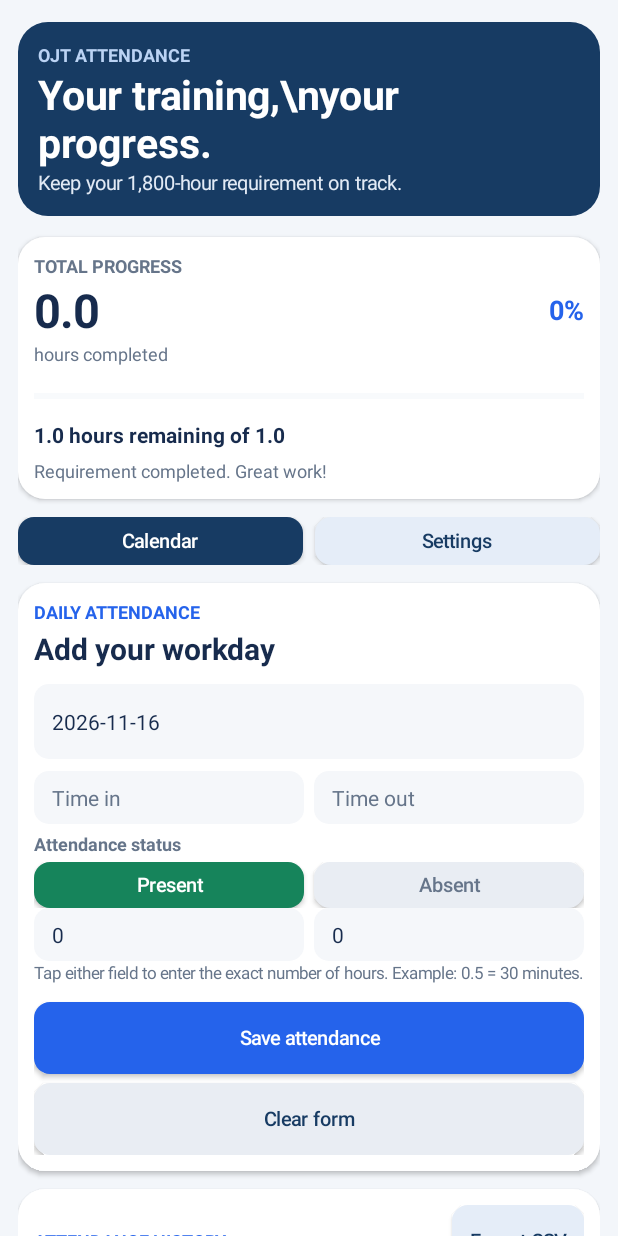
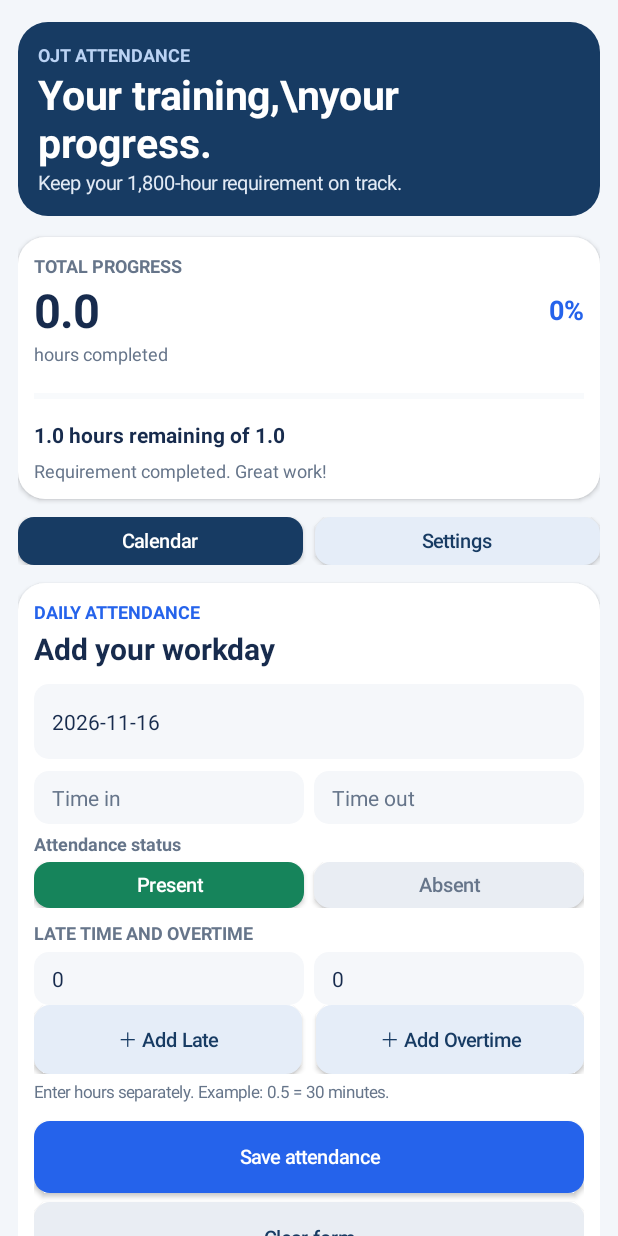
Before and after one commit to gigantolaurence3-ai/OJT-Attendance-Tracker, an Android app: the screen it shows after launch (MainActivity), on a phone screen of 412 x 824 dp. Run offline under Robolectric (Android 15) with nearby library versions, the phone set to English and light mode, and no system bars; 9 statements that could not run were skipped.

Commit message:
Add dedicated buttons for late time and overtime entry

```diff
--- a/app/src/main/java/com/laurence/ojtattendance/MainActivity.kt
+++ b/app/src/main/java/com/laurence/ojtattendance/MainActivity.kt
@@ -134,15 +134,26 @@ class MainActivity : Activity() {
         statusRow.addView(presentButton, LinearLayout.LayoutParams(0, 46, 1f).apply { rightMargin = 5 })
         statusRow.addView(absentButton, LinearLayout.LayoutParams(0, 46, 1f).apply { leftMargin = 5 })
         form.addView(statusRow)
+        form.addView(text("LATE TIME AND OVERTIME", 12f, muted, true), params(top = 8, bottom = 5))
         val extras = LinearLayout(this).apply { orientation = LinearLayout.HORIZONTAL }
         lateField = field("Late hours", "0")
         overtimeField = field("Overtime hours", "0")
+        lateField.isFocusable = false
+        overtimeField.isFocusable = false
         lateField.setOnClickListener { askHours("Enter late hours", lateField) }
         overtimeField.setOnClickListener { askHours("Enter overtime hours", overtimeField) }
         extras.addView(lateField, LinearLayout.LayoutParams(0, -2, 1f).apply { rightMargin = 5 })
         extras.addView(overtimeField, LinearLayout.LayoutParams(0, -2, 1f).apply { leftMargin = 5 })
         form.addView(extras)
-        form.addView(text("Tap either field to enter the exact number of hours. Example: 0.5 = 30 minutes.", 11f, muted))
+        val extraButtons = LinearLayout(this).apply { orientation = LinearLayout.HORIZONTAL }
+        extraButtons.addView(actionButton("＋ Add Late", 0xFFE5EDF8.toInt(), navy) {
+            askHours("Enter late hours", lateField)
+        }, LinearLayout.LayoutParams(0, dp(46), 1f).apply { rightMargin = dp(5) })
+        extraButtons.addView(actionButton("＋ Add Overtime", 0xFFE5EDF8.toInt(), navy) {
+            askHours("Enter overtime hours", overtimeField)
+        }, LinearLayout.LayoutParams(0, dp(46), 1f).apply { leftMargin = dp(5) })
+        form.addView(extraButtons, params(bottom = 4))
+        form.addView(text("Enter hours separately. Example: 0.5 = 30 minutes.", 11f, muted))
         form.addView(actionButton("Save attendance", blue) { saveRecord() }, params(top = 12))
         form.addView(actionButton("Clear form", 0xFFE9EDF3.toInt(), navy) { clearForm() }, params(top = 6))
         root.addView(form, params(bottom = 12))
```
